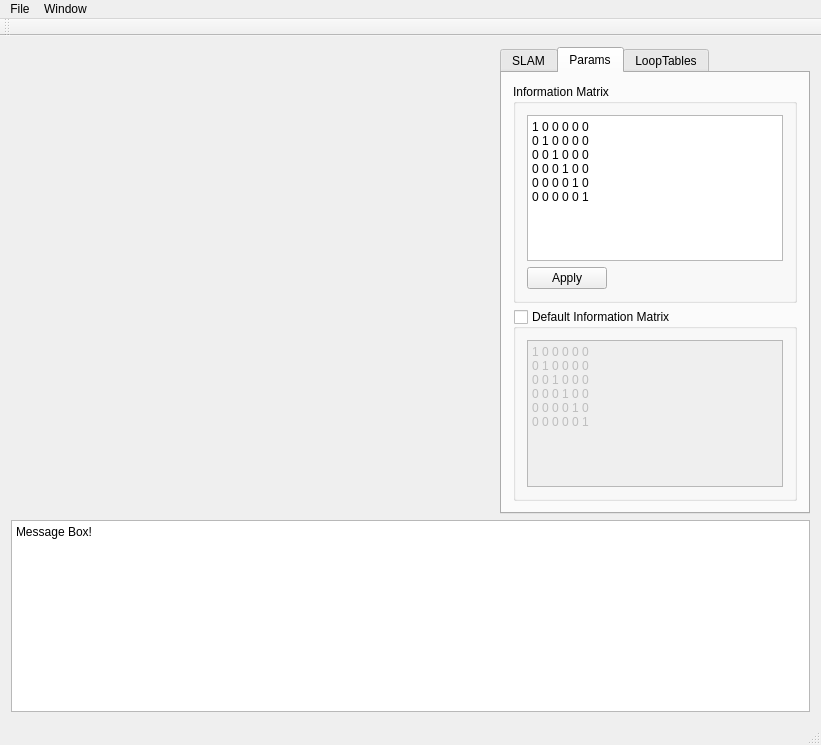
The window that mainwindow.ui (jaejunlee0538/manual_pos_graph_slam) describes before a commit, drawn with Qt 5.
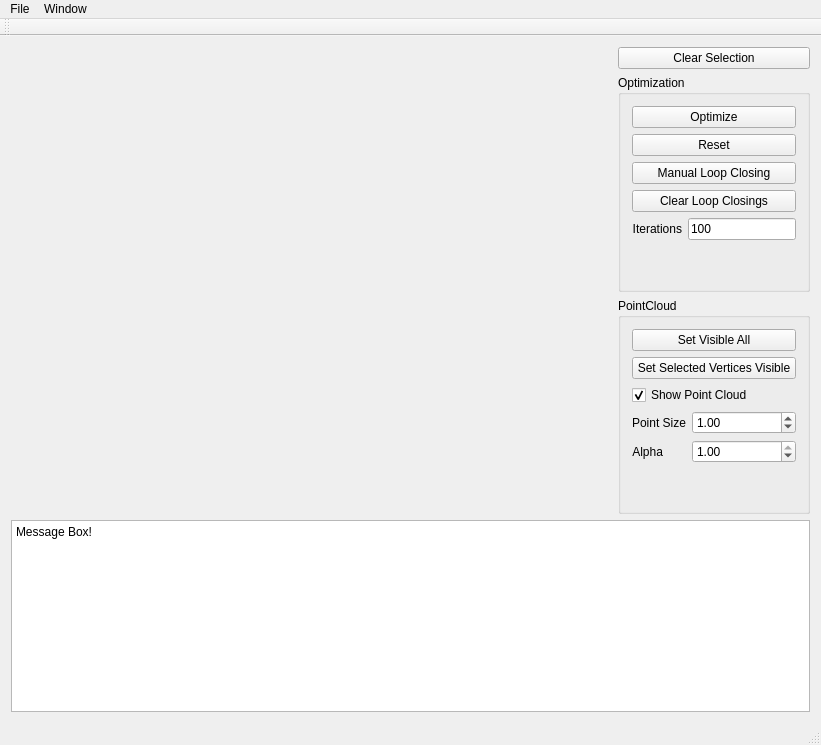
The same window after the commit. Custom widgets are drawn as their Qt base class.

Diff of the .ui file:
```diff
--- a/mainwindow.ui
+++ b/mainwindow.ui
@@ -28,18 +28,21 @@
        </widget>
       </item>
       <item>
-       <widget class="QTabWidget" name="LoopEdges">
-        <property name="currentIndex">
-         <number>1</number>
-        </property>
-        <widget class="QWidget" name="tab">
-         <attribute name="title">
-          <string>SLAM</string>
-         </attribute>
-         <layout class="QVBoxLayout" name="verticalLayout_3">
-          <item>
            <layout class="QVBoxLayout" name="verticalLayout_2">
             <item>
+         <widget class="QPushButton" name="pushButton_ClearSelection">
+          <property name="text">
+           <string>Clear Selection</string>
+          </property>
+         </widget>
+        </item>
+        <item>
+         <widget class="QGroupBox" name="groupBox_2">
+          <property name="title">
+           <string>Optimization</string>
+          </property>
+          <layout class="QVBoxLayout" name="verticalLayout_4">
+           <item>
              <widget class="QPushButton" name="pushButton_Optimize">
               <property name="text">
                <string>Optimize</string>
@@ -67,19 +70,6 @@
               </property>
              </widget>
             </item>
-            <item>
-             <spacer name="verticalSpacer">
-              <property name="orientation">
-               <enum>Qt::Vertical</enum>
-              </property>
-              <property name="sizeHint" stdset="0">
-               <size>
-                <width>20</width>
-                <height>40</height>
-               </size>
-              </property>
-             </spacer>
-            </item>
             <item>
              <layout class="QFormLayout" name="formLayout">
               <property name="fieldGrowthPolicy">
@@ -91,16 +81,6 @@
               <property name="formAlignment">
                <set>Qt::AlignLeading|Qt::AlignLeft|Qt::AlignTop</set>
               </property>
-              <item row="1" column="0">
-               <widget class="QLabel" name="label_Iterations">
-                <property name="text">
-                 <string>Iterations</string>
-                </property>
-                <property name="alignment">
-                 <set>Qt::AlignRight|Qt::AlignTrailing|Qt::AlignVCenter</set>
-                </property>
-               </widget>
-              </item>
               <item row="1" column="1">
                <widget class="QLineEdit" name="lineEdit_iterations">
                 <property name="sizePolicy">
@@ -114,7 +94,54 @@
                 </property>
                </widget>
               </item>
-              <item row="2" column="0">
+             <item row="1" column="0">
+              <widget class="QLabel" name="label_Iterations">
+               <property name="text">
+                <string>Iterations</string>
+               </property>
+               <property name="alignment">
+                <set>Qt::AlignRight|Qt::AlignTrailing|Qt::AlignVCenter</set>
+               </property>
+              </widget>
+             </item>
+            </layout>
+           </item>
+          </layout>
+         </widget>
+        </item>
+        <item>
+         <widget class="QGroupBox" name="groupBox">
+          <property name="title">
+           <string>PointCloud</string>
+          </property>
+          <layout class="QVBoxLayout" name="verticalLayout_3">
+           <item>
+            <widget class="QPushButton" name="pushButton_SetVisibleAll">
+             <property name="text">
+              <string>Set Visible All</string>
+             </property>
+            </widget>
+           </item>
+           <item>
+            <widget class="QPushButton" name="pushButton_SetSelectedVerticesVisible">
+             <property name="text">
+              <string>Set Selected Vertices Visible</string>
+             </property>
+            </widget>
+           </item>
+           <item>
+            <widget class="QCheckBox" name="checkBox_ShowPointCloud">
+             <property name="text">
+              <string>Show Point Cloud</string>
+             </property>
+             <property name="checked">
+              <bool>true</bool>
+             </property>
+            </widget>
+           </item>
+           <item>
+            <layout class="QFormLayout" name="formLayout_2">
+             <item row="3" column="0">
                <widget class="QLabel" name="label_Iterations_2">
                 <property name="text">
                  <string>Alpha</string>
@@ -125,6 +152,19 @@
                </widget>
               </item>
               <item row="3" column="1">
+              <widget class="QDoubleSpinBox" name="doubleSpinBox_AlphaPointCloud">
+               <property name="maximum">
+                <double>1.000000000000000</double>
+               </property>
+               <property name="singleStep">
+                <double>0.100000000000000</double>
+               </property>
+               <property name="value">
+                <double>1.000000000000000</double>
+               </property>
+              </widget>
+             </item>
+             <item row="2" column="1">
                <widget class="QDoubleSpinBox" name="doubleSpinBox_PointSize">
                 <property name="minimum">
                  <double>0.100000000000000</double>
@@ -140,7 +180,7 @@
                 </property>
                </widget>
               </item>
-              <item row="3" column="0">
+             <item row="2" column="0">
                <widget class="QLabel" name="label_Iterations_3">
                 <property name="text">
                  <string>Point Size</string>
@@ -150,174 +190,12 @@
                 </property>
                </widget>
               </item>
-              <item row="2" column="1">
-               <widget class="QDoubleSpinBox" name="doubleSpinBox_AlphaPointCloud">
-                <property name="maximum">
-                 <double>1.000000000000000</double>
-                </property>
-                <property name="singleStep">
-                 <double>0.100000000000000</double>
-                </property>
-                <property name="value">
-                 <double>1.000000000000000</double>
-                </property>
-               </widget>
-              </item>
              </layout>
             </item>
            </layout>
-          </item>
-         </layout>
-        </widget>
-        <widget class="QWidget" name="tab_2">
-         <attribute name="title">
-          <string>Params</string>
-         </attribute>
-         <layout class="QVBoxLayout" name="verticalLayout_4">
-          <item>
-           <widget class="QGroupBox" name="groupBox">
-            <property name="title">
-             <string>Information Matrix</string>
-            </property>
-            <property name="flat">
-             <bool>false</bool>
-            </property>
-            <property name="checkable">
-             <bool>false</bool>
-            </property>
-            <property name="checked">
-             <bool>false</bool>
-            </property>
-            <layout class="QFormLayout" name="formLayout_2">
-             <property name="fieldGrowthPolicy">
-              <enum>QFormLayout::AllNonFixedFieldsGrow</enum>
-             </property>
-             <item row="0" column="0">
-              <widget class="MatrixTextEdit" name="matrixEdit_InfoMatrix">
-               <property name="plainText">
-                <string>1 0 0 0 0 0
-0 1 0 0 0 0
-0 0 1 0 0 0
-0 0 0 1 0 0
-0 0 0 0 1 0
-0 0 0 0 0 1
-</string>
-               </property>
-              </widget>
-             </item>
-             <item row="1" column="0">
-              <widget class="QPushButton" name="pushButton_ApplyInfoMatrix">
-               <property name="text">
-                <string>Apply</string>
-               </property>
-              </widget>
-             </item>
-            </layout>
-           </widget>
-          </item>
-          <item>
-           <widget class="QGroupBox" name="groupBox_2">
-            <property name="title">
-             <string>Default Information Matrix</string>
-            </property>
-            <property name="flat">
-             <bool>false</bool>
-            </property>
-            <property name="checkable">
-             <bool>true</bool>
-            </property>
-            <property name="checked">
-             <bool>false</bool>
-            </property>
-            <layout class="QFormLayout" name="formLayout_3">
-             <property name="fieldGrowthPolicy">
-              <enum>QFormLayout::AllNonFixedFieldsGrow</enum>
-             </property>
-             <item row="0" column="0">
-              <widget class="MatrixTextEdit" name="matrixEdit_DefaultInfoMatrix">
-               <property name="plainText">
-                <string>1 0 0 0 0 0
-0 1 0 0 0 0
-0 0 1 0 0 0
-0 0 0 1 0 0
-0 0 0 0 1 0
-0 0 0 0 0 1
-</string>
-               </property>
-              </widget>
-             </item>
-            </layout>
-           </widget>
-          </item>
-         </layout>
-        </widget>
-        <widget class="QWidget" name="tab_3">
-         <attribute name="title">
-          <string>LoopTables</string>
-         </attribute>
-         <layout class="QVBoxLayout" name="verticalLayout_5">
-          <item>
-           <widget class="QGroupBox" name="groupBox_3">
-            <property name="sizePolicy">
-             <sizepolicy hsizetype="Preferred" vsizetype="Expanding">
-              <horstretch>0</horstretch>
-              <verstretch>2</verstretch>
-             </sizepolicy>
-            </property>
-            <property name="maximumSize">
-             <size>
-              <width>16777215</width>
-              <height>800</height>
-             </size>
-            </property>
-            <property name="title">
-             <string>GroupBox</string>
-            </property>
-            <layout class="QHBoxLayout" name="horizontalLayout">
-             <item>
-              <widget class="QTableView" name="tableView_LoopEdges">
-               <property name="sizePolicy">
-                <sizepolicy hsizetype="Expanding" vsizetype="MinimumExpanding">
-                 <horstretch>0</horstretch>
-                 <verstretch>1</verstretch>
-                </sizepolicy>
-               </property>
-               <property name="maximumSize">
-                <size>
-                 <width>16777215</width>
-                 <height>1500</height>
-                </size>
-               </property>
-               <property name="editTriggers">
-                <set>QAbstractItemView::DoubleClicked</set>
-               </property>
-               <property name="verticalScrollMode">
-                <enum>QAbstractItemView::ScrollPerPixel</enum>
-               </property>
-               <property name="horizontalScrollMode">
-                <enum>QAbstractItemView::ScrollPerPixel</enum>
-               </property>
-               <attribute name="horizontalHeaderDefaultSectionSize">
-                <number>50</number>
-               </attribute>
-               <attribute name="horizontalHeaderStretchLastSection">
-                <bool>true</bool>
-               </attribute>
-              </widget>
-             </item>
-            </layout>
-           </widget>
-          </item>
-          <item>
-           <widget class="QPushButton" name="pushButton_DeleteSelectedLoopClosings">
-            <property name="text">
-             <string>Delete Selected</string>
-            </property>
-           </widget>
-          </item>
-         </layout>
-        </widget>
-       </widget>
+         </widget>
+        </item>
+       </layout>
       </item>
      </layout>
     </item>
@@ -397,6 +275,9 @@
   </widget>
   <widget class="QStatusBar" name="statusBar"/>
   <action name="action_File_Open">
+   <property name="enabled">
+    <bool>false</bool>
+   </property>
    <property name="text">
     <string>Open</string>
    </property>
@@ -429,11 +310,6 @@
     <slot>slot_setPointSize(double)</slot>
    </slots>
   </customwidget>
-  <customwidget>
-   <class>MatrixTextEdit</class>
-   <extends>QPlainTextEdit</extends>
-   <header location="global">matrixtextedit.h</header>
-  </customwidget>
  </customwidgets>
  <resources/>
  <connections/>
```
Lines whose indentation alone changed are shown as unchanged.
